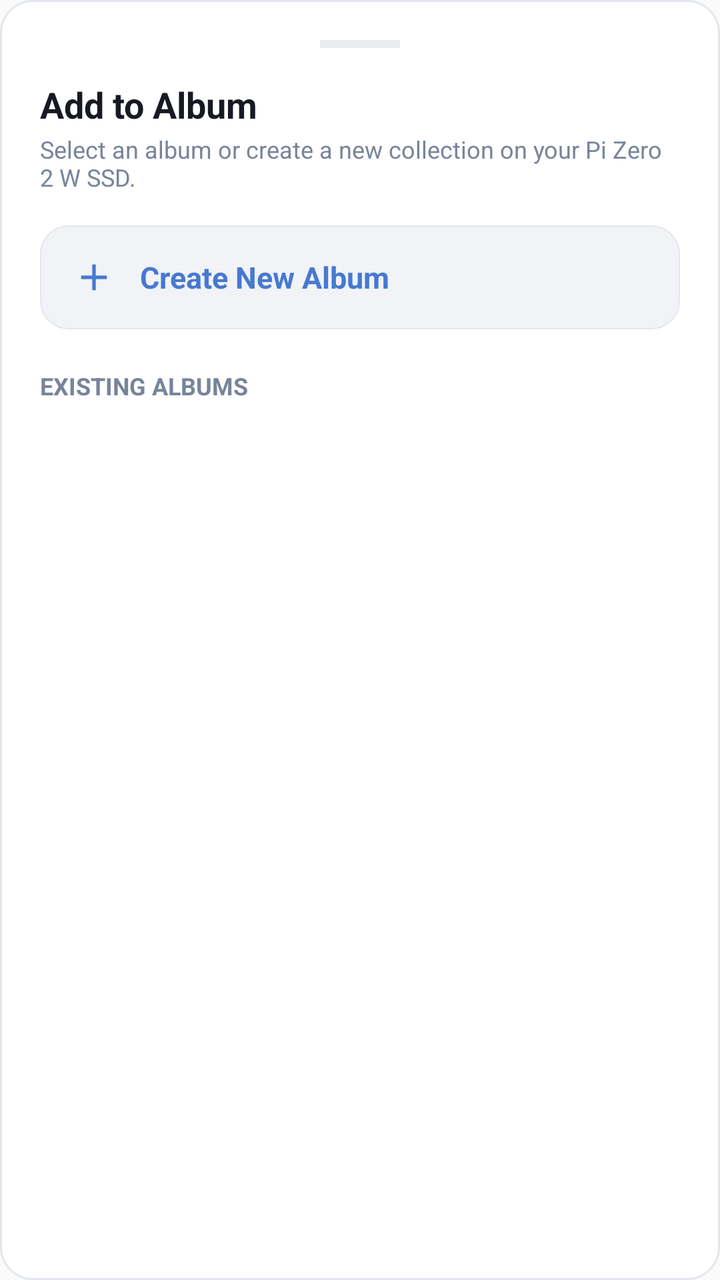
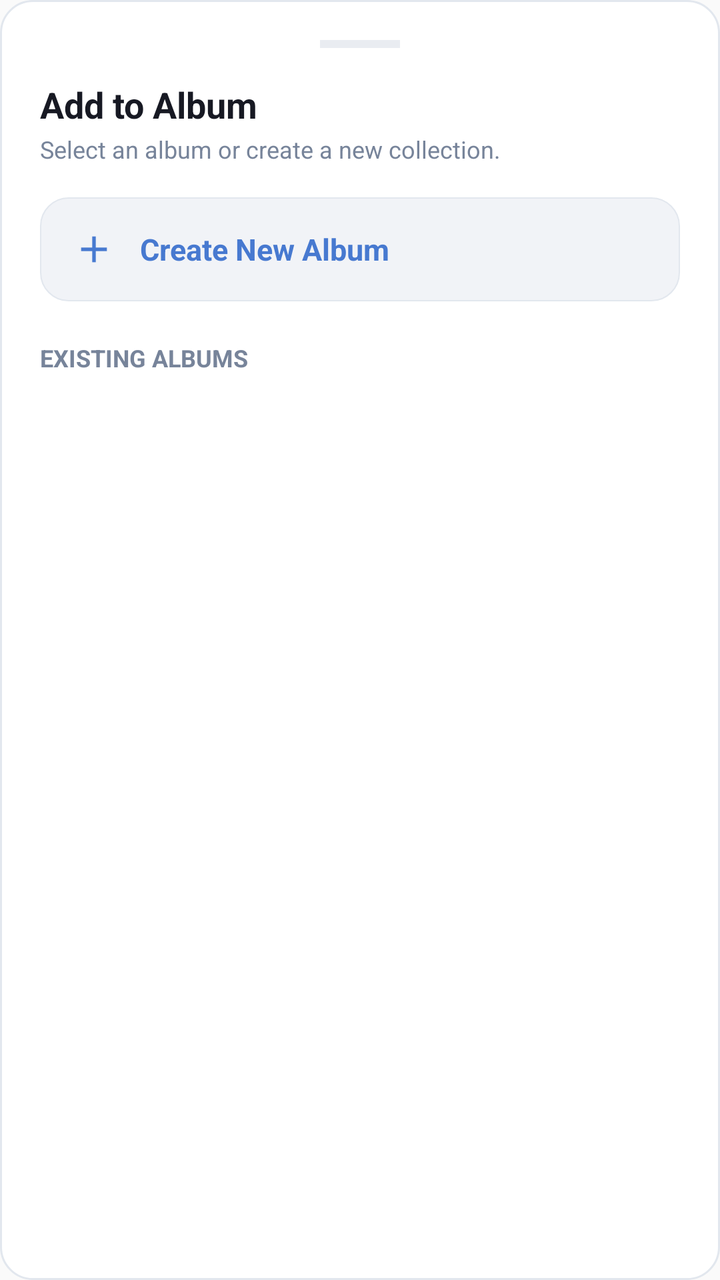

Before-and-after screenshots of an Android layout around one commit, followed by the original layout XML and the change that was made.
<!-- AndroidManifest.xml: application theme Theme.PiPhotos -->
<!-- res/layout/bottom_sheet_add_to_album.xml -->
<?xml version="1.0" encoding="utf-8"?>
<LinearLayout xmlns:android="http://schemas.android.com/apk/res/android"
    xmlns:app="http://schemas.android.com/apk/res-auto"
    android:layout_width="match_parent"
    android:layout_height="wrap_content"
    android:background="@drawable/bg_card_white"
    android:orientation="vertical"
    android:padding="20dp">

    
    <View
        android:layout_width="40dp"
        android:layout_height="4dp"
        android:layout_gravity="center_horizontal"
        android:layout_marginBottom="16dp"
        android:background="@color/divider_subtle" />

    <TextView
        android:layout_width="wrap_content"
        android:layout_height="wrap_content"
        android:text="Add to Album"
        android:textColor="@color/text_primary"
        android:textSize="18sp"
        android:textStyle="bold" />

    <TextView
        android:layout_width="wrap_content"
        android:layout_height="wrap_content"
        android:layout_marginTop="2dp"
        android:text="Select an album or create a new collection on your Pi Zero 2 W SSD."
        android:textColor="@color/text_secondary"
        android:textSize="12sp" />

    
    <LinearLayout
        android:id="@+id/btnCreateNewAlbumInSheet"
        android:layout_width="match_parent"
        android:layout_height="52dp"
        android:layout_marginTop="16dp"
        android:background="@drawable/bg_invite_button"
        android:gravity="center_vertical"
        android:orientation="horizontal"
        android:paddingStart="16dp"
        android:paddingEnd="16dp">

        <ImageView
            android:layout_width="22dp"
            android:layout_height="22dp"
            android:layout_marginEnd="12dp"
            android:src="@drawable/ic_add_to"
            app:tint="@color/primary_blue" />

        <TextView
            android:layout_width="wrap_content"
            android:layout_height="wrap_content"
            android:text="Create New Album"
            android:textColor="@color/primary_blue"
            android:textSize="15sp"
            android:textStyle="bold" />
    </LinearLayout>

    <TextView
        android:layout_width="wrap_content"
        android:layout_height="wrap_content"
        android:layout_marginTop="20dp"
        android:layout_marginBottom="8dp"
        android:text="EXISTING ALBUMS"
        android:textColor="@color/text_secondary"
        android:textSize="12sp"
        android:textStyle="bold" />

    
    <LinearLayout
        android:id="@+id/layoutAlbumsList"
        android:layout_width="match_parent"
        android:layout_height="wrap_content"
        android:orientation="vertical" />

</LinearLayout>
<!-- resources referenced by this layout -->
<resources>
  <color name="divider_subtle">#E9ECF1</color>
  <color name="primary_blue">#4779D0</color>
  <color name="text_primary">#171923</color>
  <color name="text_secondary">#77849A</color>
  <!-- drawable bg_card_white (drawable) -->
  <?xml version="1.0" encoding="utf-8"?>
  <shape xmlns:android="http://schemas.android.com/apk/res/android"
      android:shape="rectangle">
      <solid android:color="@color/surface_card" />
      <corners android:radius="16dp" />
      <stroke
          android:width="1dp"
          android:color="@color/border_card" />
  </shape>
  <!-- drawable bg_invite_button (drawable) -->
  <?xml version="1.0" encoding="utf-8"?>
  <shape xmlns:android="http://schemas.android.com/apk/res/android"
      android:shape="rectangle">
      <solid android:color="@color/surface_card_subtle" />
      <corners android:radius="14dp" />
      <stroke
          android:width="0.5dp"
          android:color="@color/border_card" />
  </shape>
  <!-- drawable ic_add_to (drawable) -->
  <vector xmlns:android="http://schemas.android.com/apk/res/android"
      android:width="24dp"
      android:height="24dp"
      android:viewportWidth="24"
      android:viewportHeight="24">
      <path
          android:fillColor="#FFFFFFFF"
          android:pathData="M19,13h-6v6h-2v-6H5v-2h6V5h2v6h6v2z"/>
  </vector>
  <style name="Theme.PiPhotos" parent="Base.Theme.PiPhotos" />
  <color name="surface_card">#FFFFFF</color>
  <color name="border_card">#E2E7EE</color>
  <color name="surface_card_subtle">#F1F3F7</color>
  <style name="Base.Theme.PiPhotos" parent="Theme.Material3.DayNight.NoActionBar">
          <item name="colorPrimary">@color/primary_blue</item>
          <item name="colorOnPrimary">@color/white</item>
          <item name="android:colorBackground">@color/bg_page</item>
          <item name="colorSurface">@color/surface_card</item>
          <item name="colorOnSurface">@color/text_primary</item>
          <item name="bottomNavigationStyle">@style/CustomBottomNavStyle</item>
      </style>
  <color name="white">#FFFFFFFF</color>
  <color name="bg_page">#FAFAFA</color>
  <style name="CustomBottomNavStyle" parent="Widget.Material3.BottomNavigationView">
          <item name="itemActiveIndicatorStyle">@style/CustomNavIndicator</item>
      </style>
  <style name="CustomNavIndicator" parent="Widget.Material3.BottomNavigationView.ActiveIndicator">
          <item name="android:color">@color/nav_indicator</item>
          <item name="android:width">54dp</item>
          <item name="android:height">32dp</item>
      </style>
  <color name="nav_indicator">#E4EDFF</color>
</resources>

<!-- the commit's change to res/layout/bottom_sheet_add_to_album.xml (unified diff, before → after) -->
@@ -27,7 +27,7 @@
         android:layout_width="wrap_content"
         android:layout_height="wrap_content"
         android:layout_marginTop="2dp"
-        android:text="Select an album or create a new collection on your Pi Zero 2 W SSD."
+        android:text="Select an album or create a new collection."
         android:textColor="@color/text_secondary"
         android:textSize="12sp" />
 
